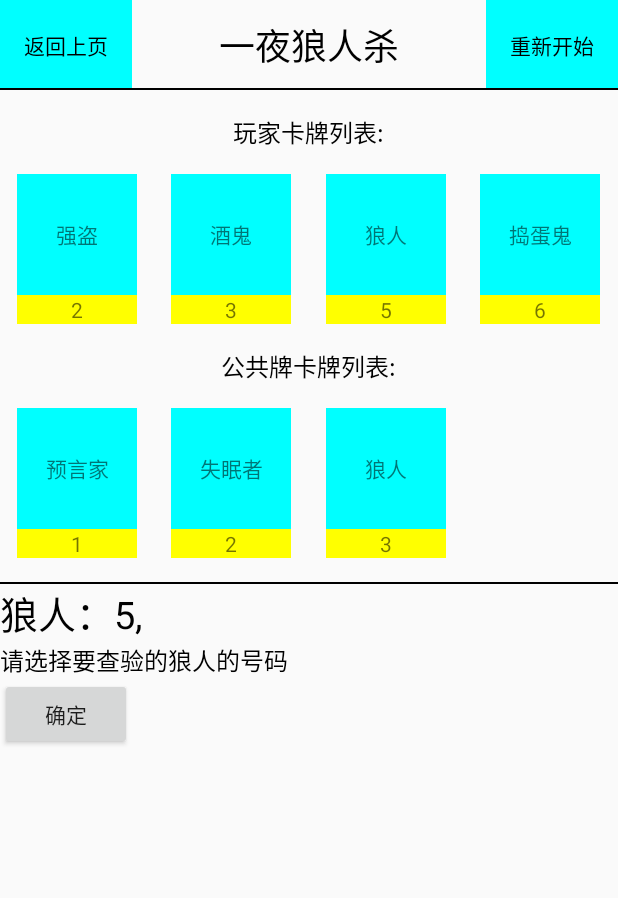
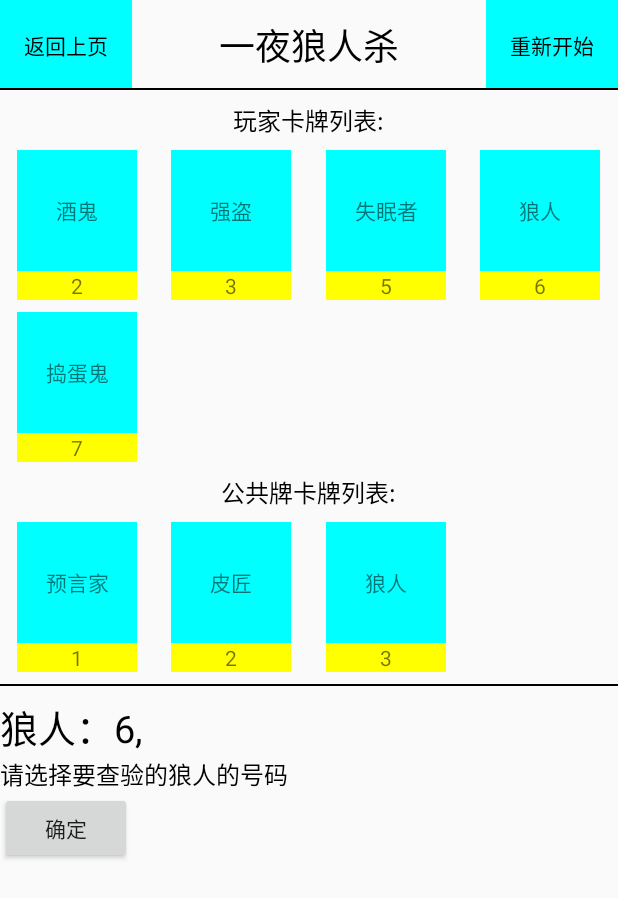
Before and after one commit to exueyuan/OneNightLang, an Android app: the screen it shows after launch (MainActivity), on a phone screen of 412 x 824 dp. Shown: the top 898 px of the screen. Run offline under Robolectric (Android 15) with nearby library versions, the phone set to English and light mode, and no system bars.

Commit message:
调整间距并修改重新开始的bug

```diff
--- a/app/src/main/java/com/duyi/onenightlang/MainActivity.kt
+++ b/app/src/main/java/com/duyi/onenightlang/MainActivity.kt
@@ -186,6 +186,7 @@ class MainActivity : AppCompatActivity() {
         cardDataList.add(CardData("捣蛋鬼"))
         cardDataList.add(CardData("酒鬼"))
         cardDataList.add(CardData("失眠者"))
+        cardDataList.add(CardData("皮匠"))
 
 
         startGame(cardDataList)
@@ -238,6 +239,8 @@ class MainActivity : AppCompatActivity() {
         }
         startPlayerCardList.addAll(playerCardDataList)
         startPublicCardList.addAll(publicCardDataList)
+
+        setGone()
 
         updateAdapter()
 
--- a/app/src/main/res/layout/activity_main.xml
+++ b/app/src/main/res/layout/activity_main.xml
@@ -55,7 +55,7 @@
             android:layout_width="wrap_content"
             android:layout_height="wrap_content"
             android:layout_gravity="center_horizontal"
-            android:layout_marginTop="16dp"
+            android:layout_marginTop="8dp"
             android:text="玩家卡牌列表:"
             android:textColor="@color/black"
             android:textSize="16dp" />
@@ -69,7 +69,7 @@
             android:layout_width="wrap_content"
             android:layout_height="wrap_content"
             android:layout_gravity="center_horizontal"
-            android:layout_marginTop="16dp"
+            android:layout_marginTop="8dp"
             android:text="公共牌卡牌列表:"
             android:textColor="@color/black"
             android:textSize="16dp" />
@@ -83,12 +83,13 @@
         <View
             android:layout_width="match_parent"
             android:layout_height="1dp"
-            android:layout_marginTop="16dp"
+            android:layout_marginTop="8dp"
             android:background="@color/black" />
 
         <LinearLayout
             android:layout_width="match_parent"
             android:layout_height="wrap_content"
+            android:layout_marginTop="8dp"
             android:orientation="vertical">
 
             <!--            <include
--- a/app/src/main/res/layout/holder_card.xml
+++ b/app/src/main/res/layout/holder_card.xml
@@ -7,7 +7,7 @@
         android:layout_width="80dp"
         android:layout_height="100dp"
         android:layout_centerHorizontal="true"
-        android:layout_marginTop="16dp">
+        android:layout_marginTop="8dp">
 
         <TextView
             android:id="@+id/tv_player_num"
```
